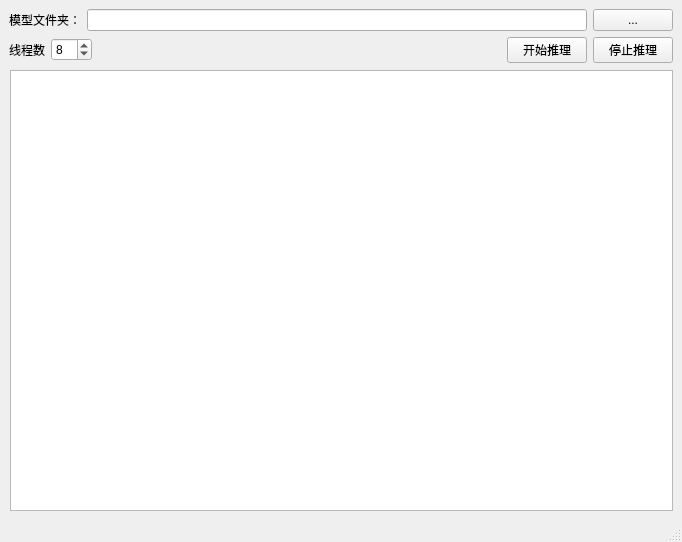
The window that MultiThreadTest/mainwindow.ui (G-Yong/SMoreDemo) describes before a commit, drawn with Qt 5.
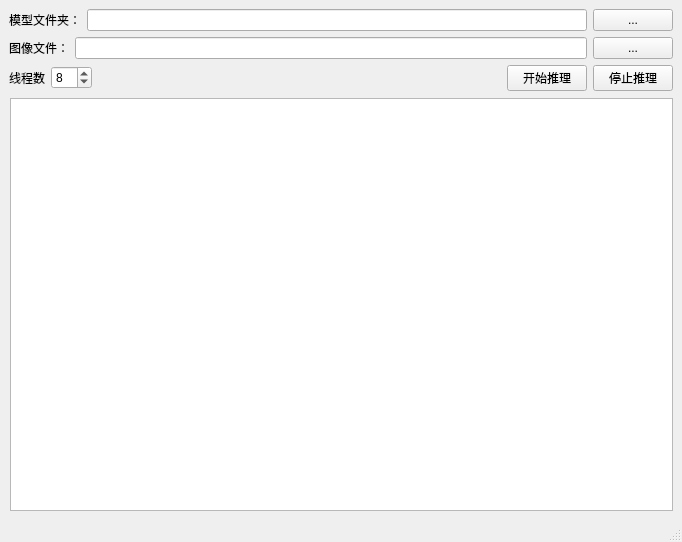
The same window after the commit.

Commit message: 将图像的获取改为UI动态获取

Patch:
```diff
--- a/MultiThreadTest/mainwindow.ui
+++ b/MultiThreadTest/mainwindow.ui
@@ -38,6 +38,27 @@
         </item>
        </layout>
       </item>
+      <item>
+       <layout class="QHBoxLayout" name="horizontalLayout_3">
+        <item>
+         <widget class="QLabel" name="label_3">
+          <property name="text">
+           <string>图像文件：</string>
+          </property>
+         </widget>
+        </item>
+        <item>
+         <widget class="QLineEdit" name="lineEdit_imagePath"/>
+        </item>
+        <item>
+         <widget class="QPushButton" name="pushButton_imagePath">
+          <property name="text">
+           <string>...</string>
+          </property>
+         </widget>
+        </item>
+       </layout>
+      </item>
       <item>
        <layout class="QHBoxLayout" name="horizontalLayout">
         <item>
```
The commit also changes 2 other files.
